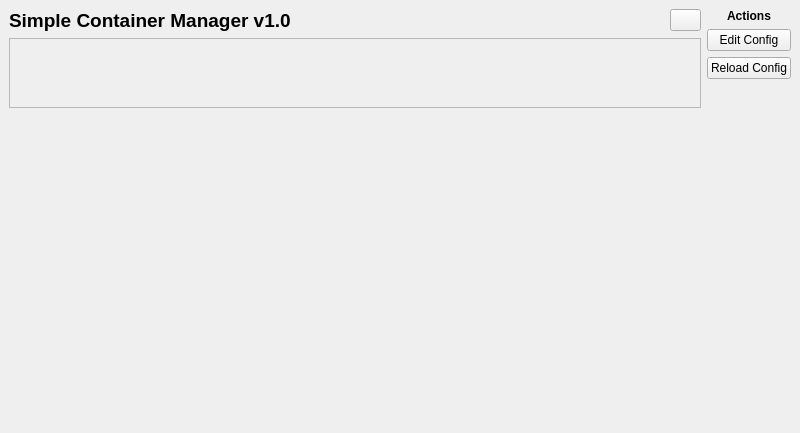
Before: the Qt Designer form mainwindow.ui in eduardosaraujo1/simple-container-manager, drawn with Qt 5.
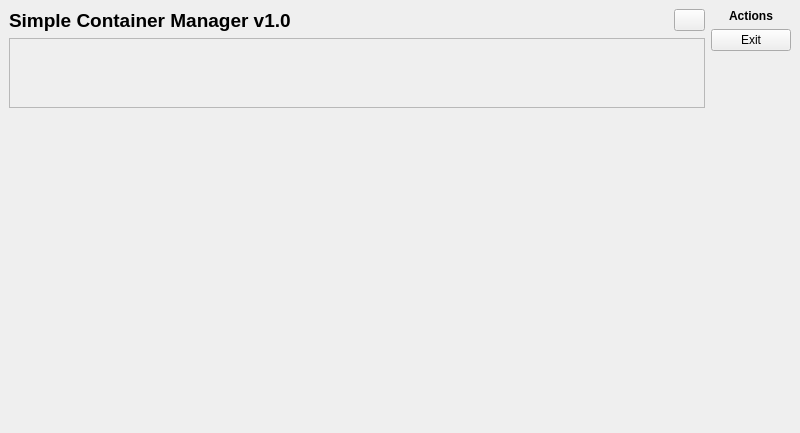
After: the same form once the commit is applied. Icons and pictures are not drawn. Custom widgets are drawn as their Qt base class.

Commit message: feat: container list widget interacts with parent

```diff
--- a/mainwindow.ui
+++ b/mainwindow.ui
@@ -46,6 +46,12 @@
          </property>
          <item>
           <widget class="QLabel" name="mainWindowTitle">
+           <property name="sizePolicy">
+            <sizepolicy hsizetype="Expanding" vsizetype="Preferred">
+             <horstretch>0</horstretch>
+             <verstretch>0</verstretch>
+            </sizepolicy>
+           </property>
            <property name="font">
             <font>
              <pointsize>14</pointsize>
@@ -57,19 +63,6 @@
            </property>
           </widget>
          </item>
-         <item>
-          <spacer name="horizontalSpacer">
-           <property name="orientation">
-            <enum>Qt::Orientation::Horizontal</enum>
-           </property>
-           <property name="sizeHint" stdset="0">
-            <size>
-             <width>337</width>
-             <height>20</height>
-            </size>
-           </property>
-          </spacer>
-         </item>
          <item>
           <widget class="QPushButton" name="btnRefresh">
            <property name="sizePolicy">
@@ -127,7 +120,7 @@
           <rect>
            <x>0</x>
            <y>0</y>
-           <width>677</width>
+           <width>690</width>
            <height>68</height>
           </rect>
          </property>
@@ -192,20 +185,13 @@
       <item>
        <widget class="QPushButton" name="btnSettings">
         <property name="text">
-         <string>Edit Config</string>
+         <string>Exit</string>
         </property>
         <property name="icon">
          <iconset theme="QIcon::ThemeIcon::WeatherClear"/>
         </property>
        </widget>
       </item>
-      <item>
-       <widget class="QPushButton" name="btnReloadConfig">
-        <property name="text">
-         <string>Reload Config</string>
-        </property>
-       </widget>
-      </item>
       <item>
        <spacer name="actionsSpacer">
         <property name="orientation">
```
Left out of the diff: 2 changed lines with no effect on the pictures. The commit also changes 3 other files.
